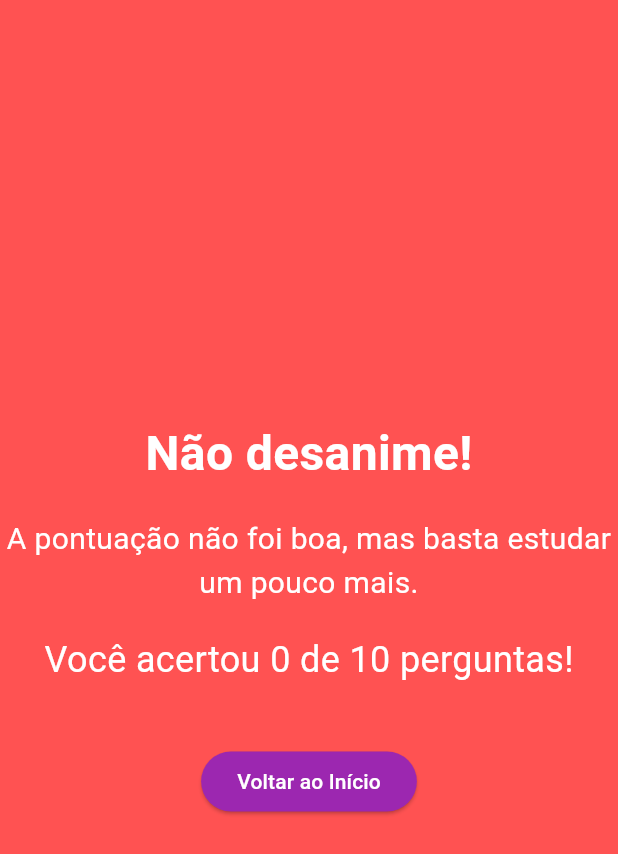
After one commit to filizzolalucca/quiz_app_front_end_flutter, a Flutter app: the ResultPage screen opened directly, on a phone screen of 412 x 824 dp. The commit adds this screen. Shown: the top 854 px of the screen. Run offline on Flutter 3.47's test engine with Material 3 defaults, Android fonts, the phone set to English and light mode, and no system bars; our stand-ins replace fluttertoast, get_it, shared_preferences; missing offline and left inert: dart:ffi; accounts and stored records are empty; network calls fail.

Commit message:
criando navegacoes entre as telas e a tela de feedback

```diff
--- /dev/null
+++ b/quiz_teste/quiz/lib/modules/quiz_flow/feedback/view/feedback_screen.dart
@@ -0,0 +1,73 @@
+import 'package:flutter/material.dart';
+import 'package:provider/provider.dart';
+import 'package:quiz/modules/quiz_flow/feedback/view_model/feedback_view_model.dart';
+
+class ResultPage extends StatelessWidget {
+  const ResultPage({super.key});
+
+  @override
+  Widget build(BuildContext context) {
+    return Scaffold(
+        body: Consumer<ResultViewModel>(builder: (context, viewModel, child) {
+      if (viewModel.loading) {
+        return const Center(
+          child: CircularProgressIndicator(
+            valueColor: AlwaysStoppedAnimation<Color>(Colors.purple),
+            backgroundColor: Colors.grey,
+            strokeWidth: 5,
+          ),
+        );
+      }
+
+      int score = viewModel.score;
+      bool isSuccessful = viewModel.score >= 6;
+      String title = isSuccessful ? 'Parabéns!' : 'Não desanime!';
+      String description = isSuccessful
+          ? 'Você brilhou no quiz!'
+          : 'A pontuação não foi boa, mas basta estudar um pouco mais.';
+      Color backgroundColor =
+          isSuccessful ? Colors.lightGreenAccent : Colors.redAccent;
+      Color textColor = Colors.white;
+
+      return Container(
+        color: backgroundColor,
+        child: Center(
+          child: Column(
+            mainAxisAlignment: MainAxisAlignment.center,
+            children: [
+              Text(
+                title,
+                style: TextStyle(
+                    fontSize: 32,
+                    fontWeight: FontWeight.bold,
+                    color: textColor),
+              ),
+              const SizedBox(height: 20),
+              Text(
+                description,
+                style: TextStyle(fontSize: 20, color: textColor),
+                textAlign: TextAlign.center,
+              ),
+              const SizedBox(height: 20),
+              Text(
+                'Você acertou $score de 10 perguntas!',
+                style: TextStyle(fontSize: 24, color: textColor),
+              ),
+              const SizedBox(height: 40),
+              ElevatedButton(
+                onPressed: () {
+                  //Navigator.of(context).pop(); -> tenho que fazer ele voltar no comeco, ver como
+                },
+                style: ElevatedButton.styleFrom(
+                  backgroundColor: Colors.purple, // Button background color
+                  foregroundColor: Colors.white, // Button text color
+                ),
+                child: const Text('Voltar ao Início'),
+              ),
+            ],
+          ),
+        ),
+      );
+    }));
+  }
+}
--- /dev/null
+++ b/quiz_teste/quiz/lib/modules/quiz_flow/feedback/view_model/feedback_view_model.dart
@@ -0,0 +1,13 @@
+import 'package:flutter/material.dart';
+
+class ResultViewModel extends ChangeNotifier {
+  bool _loading = false;
+  int score;
+
+  ResultViewModel({required this.score});
+  bool get loading => _loading;
+
+  sendResult() async {
+    //aqui vou manda pro back o resultado;
+  }
+}
```
Also changed, not shown: quiz_teste/quiz/lib/utils/navigation_utils.dart (+59 -25 lines).
